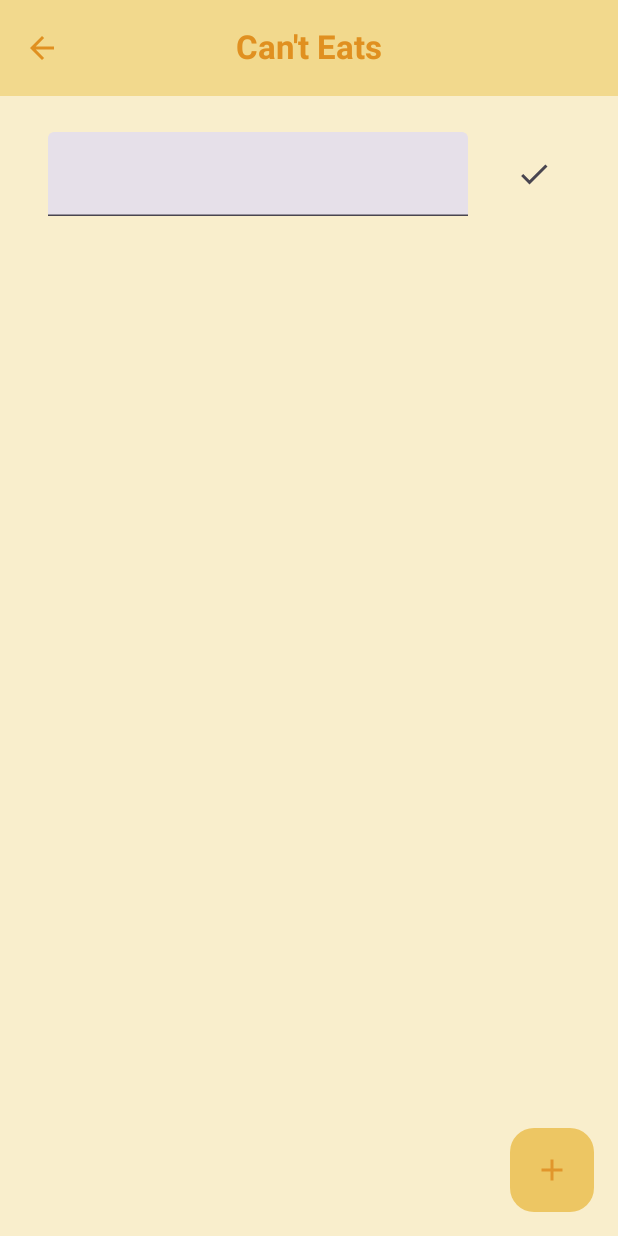
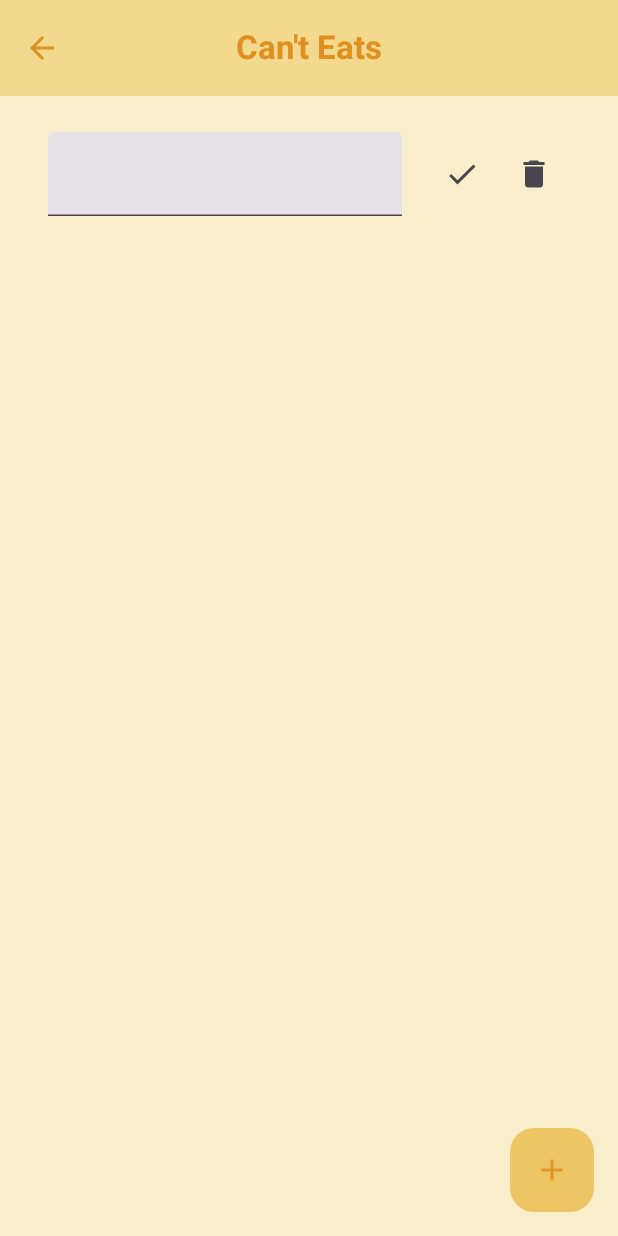
Before and after one commit to JochenVanSeveren/JochensNextDinner, an Android app built with Jetpack Compose: the CantEatScreen screen opened through its navigation route, after a tap on "Add button", on a phone screen of 412 x 824 dp. Run offline under Robolectric (Android 15) with nearby library versions, the phone set to English and light mode, and no system bars; our stand-ins replace accompanist.

Commit message:
Add delete button

```diff
--- a/app/src/main/java/be/hogent/jochensnextdinner/ui/components/CantEatListItem.kt
+++ b/app/src/main/java/be/hogent/jochensnextdinner/ui/components/CantEatListItem.kt
@@ -4,6 +4,7 @@ import androidx.compose.foundation.layout.Row
 import androidx.compose.foundation.text.BasicTextField
 import androidx.compose.material.icons.Icons
 import androidx.compose.material.icons.filled.Check
+import androidx.compose.material.icons.filled.Delete
 import androidx.compose.material.icons.filled.Edit
 import androidx.compose.material3.Icon
 import androidx.compose.material3.IconButton
@@ -72,26 +73,14 @@ fun CantEatListItem(
                             contentDescription = stringResource(id = R.string.save)
                         )
                     }
-//                    IconButton(onClick = {
-//                        if (text.value.isNotBlank()) { // Check for non-empty string
-//                            onSave(
-//                                when (input) {
-//                                    is CantEatInput.Existing -> input.cantEat.copy(name = text.value)
-////                                    is CantEatInput.New -> CantEat(name = text.value)
-//                                    else -> throw IllegalStateException("Unexpected CantEatInput type")
-//                                } f
-//                            )
-//                            isEditing.value = false
-//                            addNewVisibleReset()
-//                        }
-//                    }
-//                    ) {
-//                        Icon(
-//                            Icons.Filled.Check,
-//                            contentDescription = stringResource(id = R.string.save)
-//                        )
-//                    }
-
+                    IconButton(onClick = {
+                        onDelete(cantEat)
+                    }) {
+                        Icon(
+                            Icons.Filled.Delete,
+                            contentDescription = stringResource(id = R.string.delete)
+                        )
+                    }
                 }
             } else {
                 IconButton(onClick = {
```
